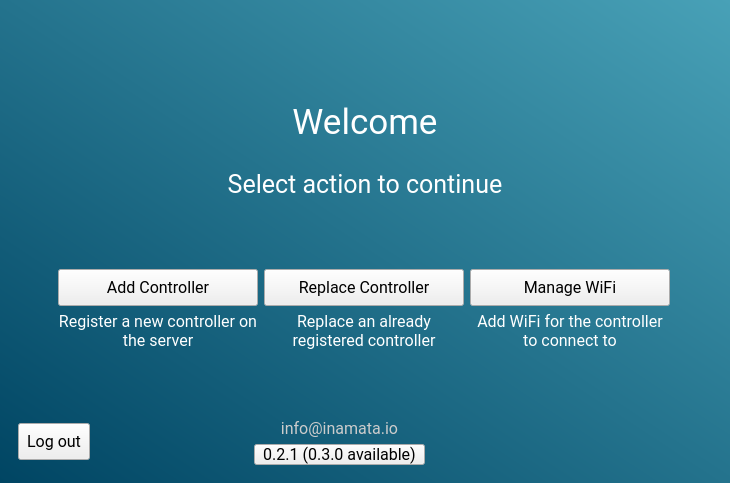
InamataIO/Flasher, file uis/mainwindow.ui: the form before one commit.
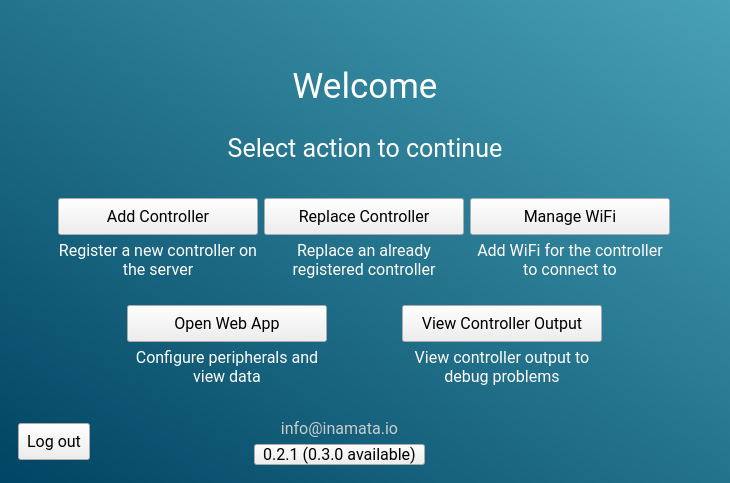
The form after the commit. The open tabs and pages were chosen to show the change. Icons and pictures are not drawn.

Commit message:
17-add-a-serial-monitor-window
Why:

- Add open web app button
- Add serial monitor window
- Fix improper about view setup
- Fix memory leak

This change addresses the need by:

- Add serial monitor window
- Add logic to read serial monitor ports
- Add pyserial dependency
- Fix inheritance for the about view
- Update translations

Closes #17

```diff
--- a/uis/mainwindow.ui
+++ b/uis/mainwindow.ui
@@ -600,6 +600,103 @@
           </item>
          </layout>
         </item>
+        <item>
+         <layout class="QHBoxLayout" name="horizontalLayout_12">
+          <property name="leftMargin">
+           <number>40</number>
+          </property>
+          <property name="topMargin">
+           <number>20</number>
+          </property>
+          <property name="rightMargin">
+           <number>40</number>
+          </property>
+          <item>
+           <layout class="QVBoxLayout" name="verticalLayout_17">
+            <item>
+             <widget class="QPushButton" name="welcomeOpenWebAppButton">
+              <property name="sizePolicy">
+               <sizepolicy hsizetype="Preferred" vsizetype="Fixed">
+                <horstretch>0</horstretch>
+                <verstretch>0</verstretch>
+               </sizepolicy>
+              </property>
+              <property name="minimumSize">
+               <size>
+                <width>150</width>
+                <height>0</height>
+               </size>
+              </property>
+              <property name="text">
+               <string>Open Web App</string>
+              </property>
+             </widget>
+            </item>
+            <item>
+             <widget class="QLabel" name="welcomeOpenWebAppLabel">
+              <property name="maximumSize">
+               <size>
+                <width>200</width>
+                <height>16777215</height>
+               </size>
+              </property>
+              <property name="text">
+               <string>Configure peripherals and view data</string>
+              </property>
+              <property name="alignment">
+               <set>Qt::AlignCenter</set>
+              </property>
+              <property name="wordWrap">
+               <bool>true</bool>
+              </property>
+             </widget>
+            </item>
+           </layout>
+          </item>
+          <item>
+           <layout class="QVBoxLayout" name="verticalLayout_18">
+            <item>
+             <widget class="QPushButton" name="welcomeViewSerialButton">
+              <property name="sizePolicy">
+               <sizepolicy hsizetype="Preferred" vsizetype="Fixed">
+                <horstretch>0</horstretch>
+                <verstretch>0</verstretch>
+               </sizepolicy>
+              </property>
+              <property name="minimumSize">
+               <size>
+                <width>150</width>
+                <height>0</height>
+               </size>
+              </property>
+              <property name="text">
+               <string>View Controller Output</string>
+              </property>
+             </widget>
+            </item>
+            <item>
+             <widget class="QLabel" name="welcomeViewSerialLabel">
+              <property name="maximumSize">
+               <size>
+                <width>200</width>
+                <height>16777215</height>
+               </size>
+              </property>
+              <property name="text">
+               <string>View controller output to debug problems</string>
+              </property>
+              <property name="alignment">
+               <set>Qt::AlignCenter</set>
+              </property>
+              <property name="wordWrap">
+               <bool>true</bool>
+              </property>
+             </widget>
+            </item>
+           </layout>
+          </item>
+         </layout>
+        </item>
         <item>
          <spacer name="verticalSpacer_5">
           <property name="orientation">
```
Left out of the diff: 2 changed lines with no effect on the pictures. The commit also changes 32 other files.
